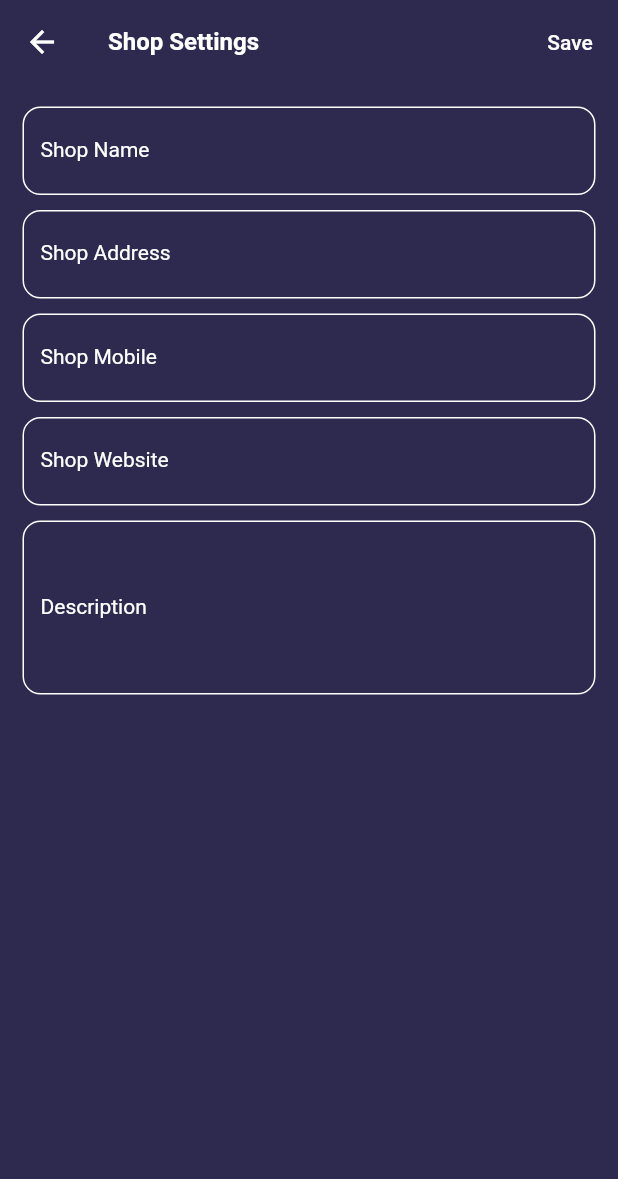
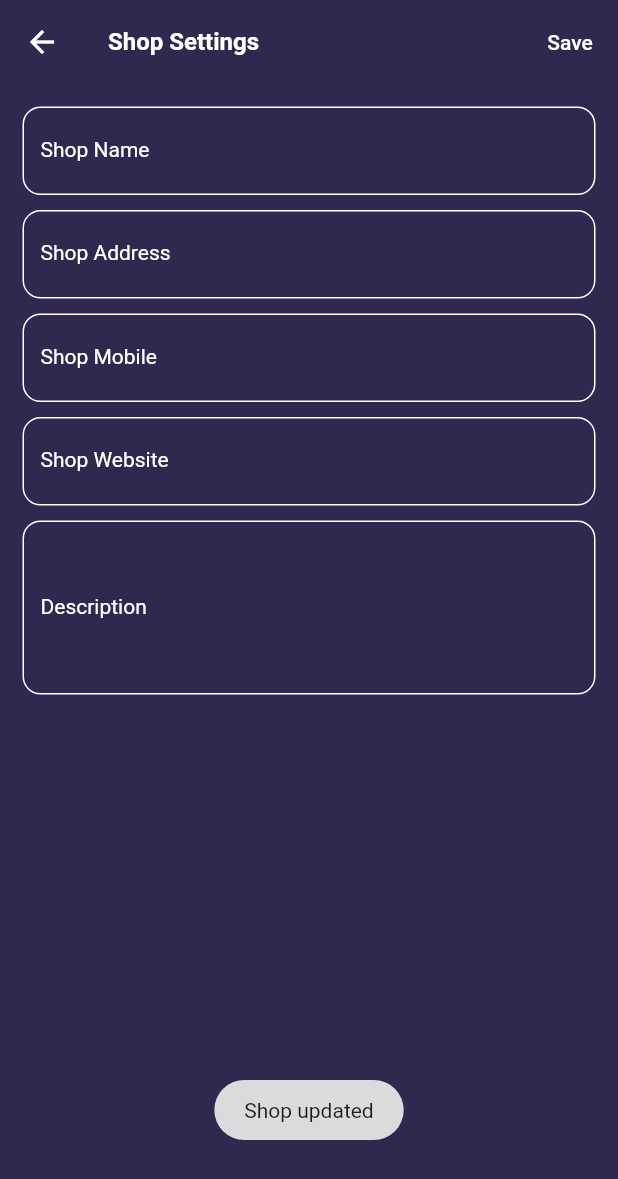
Before and after one commit to Sohag-84/eMart-sellar-app, a Flutter app: the ShopSettingScreen screen opened directly, after a tap on "Save", on a phone screen of 412 x 824 dp. Shown: the top 1179 px of the screen. Run offline on Flutter 3.47's test engine with Material 2 defaults, Android fonts, the phone set to English and light mode, and no system bars; our stand-ins replace cloud_firestore, firebase_auth, firebase_core, firebase_storage, fluttertoast, get and 2 more; accounts and stored records are empty.

Commit message:
update shop information

```diff
--- a/lib/controllers/profile_controller.dart
+++ b/lib/controllers/profile_controller.dart
@@ -22,6 +22,13 @@ class ProfileController extends GetxController {
   var nameController = TextEditingController();
   var oldPasswordController = TextEditingController();
   var newPasswordController = TextEditingController();
+
+  //shop setting text field controller
+  var shopNameController = TextEditingController();
+  var shopAdressController = TextEditingController();
+  var shopMobileController = TextEditingController();
+  var shopWebsiteController = TextEditingController();
+  var shopDescriptionController = TextEditingController();
 
   changeImage() async {
     try {
@@ -70,4 +77,19 @@ class ProfileController extends GetxController {
       print(error.toString());
     });
   }
+
+
+  updatedShop({required shopName, required shopAddress, required shopMobile,required shopWebsite,required shopDescription,}) async {
+    var store = firestore.collection(vendorCollection).doc(currentUser!.uid);
+    await store.set({
+      'shop_name': shopName,
+      'shop_address': shopAddress,
+      'shop_mobile': shopMobile,
+      'shop_website': shopWebsite,
+      'shop_description': shopDescription,
+    }, SetOptions(merge: true));
+
+    //for button loading
+    isLoading(false);
+  }
 }
--- a/lib/views/shop_screen/shop_settings_screen.dart
+++ b/lib/views/shop_screen/shop_settings_screen.dart
@@ -1,38 +1,79 @@
 import 'package:e_mart_seller/const/const.dart';
+import 'package:e_mart_seller/controllers/profile_controller.dart';
 import 'package:e_mart_seller/widgets/custom_textfield.dart';
+import 'package:e_mart_seller/widgets/loading_indicator.dart';
+import 'package:fluttertoast/fluttertoast.dart';
 
 class ShopSettingScreen extends StatelessWidget {
   const ShopSettingScreen({Key? key}) : super(key: key);
 
   @override
   Widget build(BuildContext context) {
+    var controller = Get.find<ProfileController>();
+
+    return Obx(() {
       return Scaffold(
         backgroundColor: purpleColor,
         resizeToAvoidBottomInset: false,
         appBar: AppBar(
           title: boldText(text: shopSetting, size: 16),
-        actions: [TextButton(onPressed: () {}, child: normalText(text: save))],
+          actions: [
+            TextButton(
+              onPressed: () async {
+                controller.isLoading(true);
+                await controller.updatedShop(
+                  shopName: controller.shopNameController.text,
+                  shopAddress: controller.shopAdressController.text,
+                  shopMobile: controller.shopMobileController.text,
+                  shopWebsite: controller.shopWebsiteController.text,
+                  shopDescription: controller.shopDescriptionController.text,
+                );
+                Fluttertoast.showToast(msg: 'Shop updated');
+              },
+              child: controller.isLoading.value
+                  ? loadingIndicator(circleColor: white)
+                  : normalText(text: save),
+            ),
+          ],
         ),
         body: Padding(
           padding: const EdgeInsets.all(15.0),
           child: Column(
             children: [
-            customTextField(label: shopName, hintText: nameHint),
+              customTextField(
+                label: shopName,
+                hintText: nameHint,
+                controller: controller.shopNameController,
+              ),
               10.heightBox,
-            customTextField(label: shopAddress, hintText: shopAddressHint),
+              customTextField(
+                label: shopAddress,
+                hintText: shopAddressHint,
+                controller: controller.shopAdressController,
+              ),
               10.heightBox,
-            customTextField(label: mobile, hintText: shopMobileHint),
+              customTextField(
+                label: mobile,
+                hintText: shopMobileHint,
+                controller: controller.shopMobileController,
+              ),
               10.heightBox,
-            customTextField(label: website, hintText: shopWebsiteHint),
+              customTextField(
+                label: website,
+                hintText: shopWebsiteHint,
+                controller: controller.shopWebsiteController,
+              ),
               10.heightBox,
               customTextField(
                 label: description,
                 hintText: shopDescHint,
                 isDesc: true,
+                controller: controller.shopDescriptionController,
               ),
             ],
           ),
         ),
       );
+    });
   }
 }
```
Lines whose indentation alone changed are shown as unchanged.
